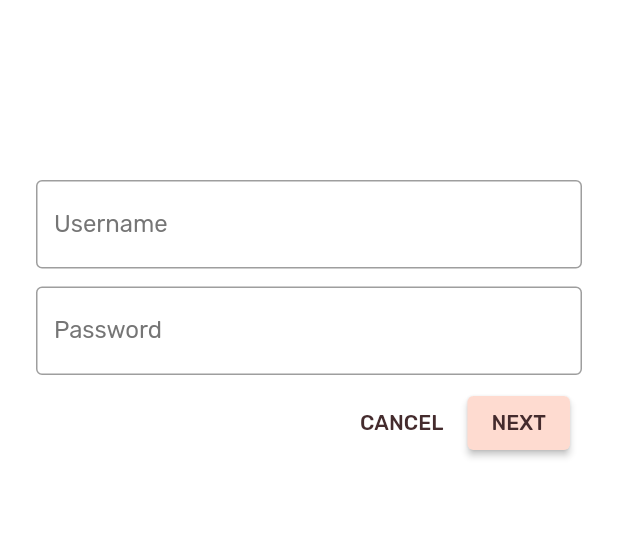
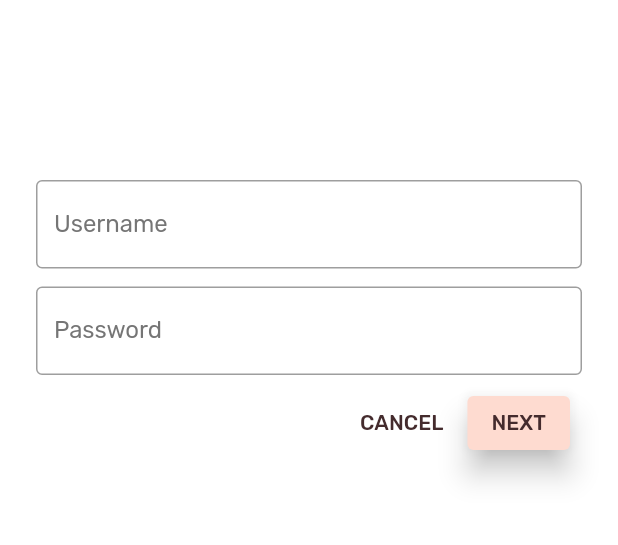
Before and after one commit to vincenterc/flutter-shrine, a Flutter app: the screen it shows after launch, on a phone screen of 412 x 824 dp, the part 237-782 px from its top. Run offline on Flutter 3.47's test engine with Material 2 defaults, Android fonts, the phone set to English and light mode, and no system bars.

Commit message:
Change the elevation  of the NEXT button

```diff
--- a/lib/login.dart
+++ b/lib/login.dart
@@ -79,6 +79,9 @@ class _LoginPageState extends State<LoginPage> {
                 ),
                 ElevatedButton(
                   child: Text('NEXT'),
+                  style: ElevatedButton.styleFrom(
+                    elevation: 8.0,
+                  ),
                   onPressed: () {
                     Navigator.pop(context);
                   },
```
